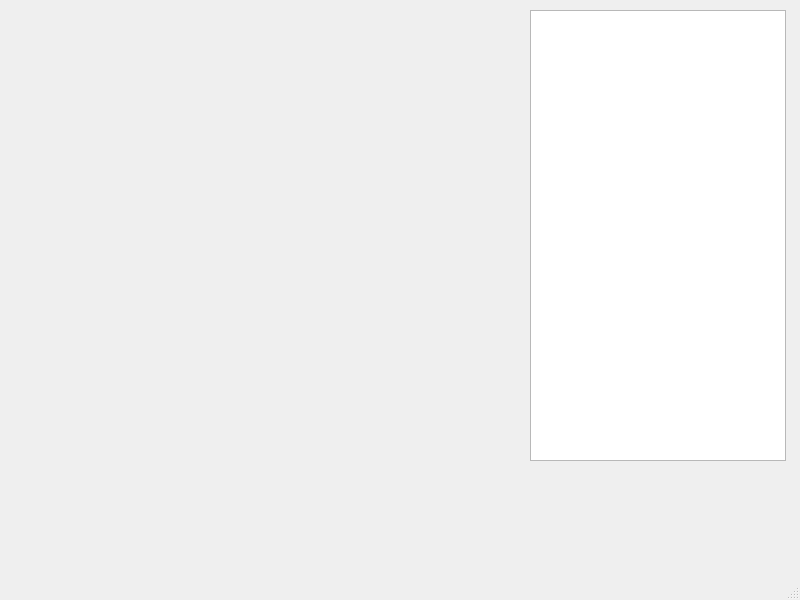
Qt form patience.ui (Vincent-Zag/CoronaWare) before a commit.
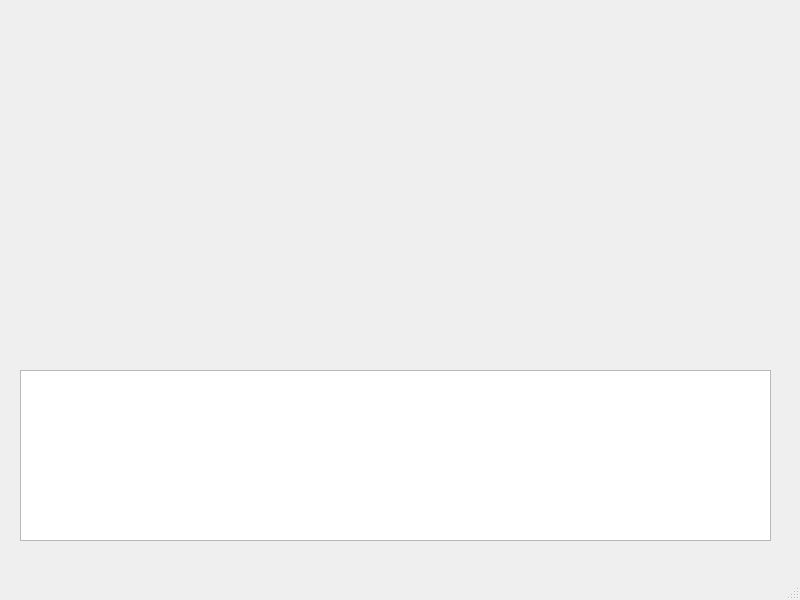
The same form after that commit. Icons and pictures are not drawn.

Diff of the .ui file:
```diff
--- a/patience.ui
+++ b/patience.ui
@@ -34,10 +34,10 @@
    <widget class="QGraphicsView" name="graphicsView">
     <property name="geometry">
      <rect>
-      <x>530</x>
-      <y>10</y>
-      <width>256</width>
-      <height>451</height>
+      <x>20</x>
+      <y>370</y>
+      <width>751</width>
+      <height>171</height>
      </rect>
     </property>
    </widget>
```
